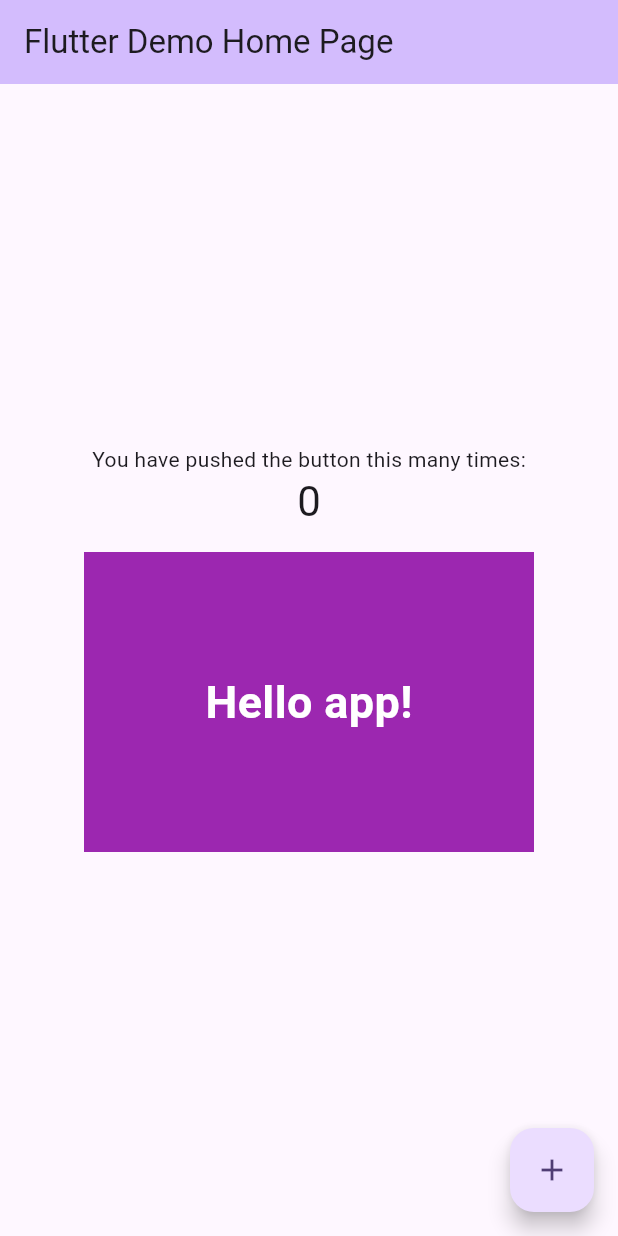
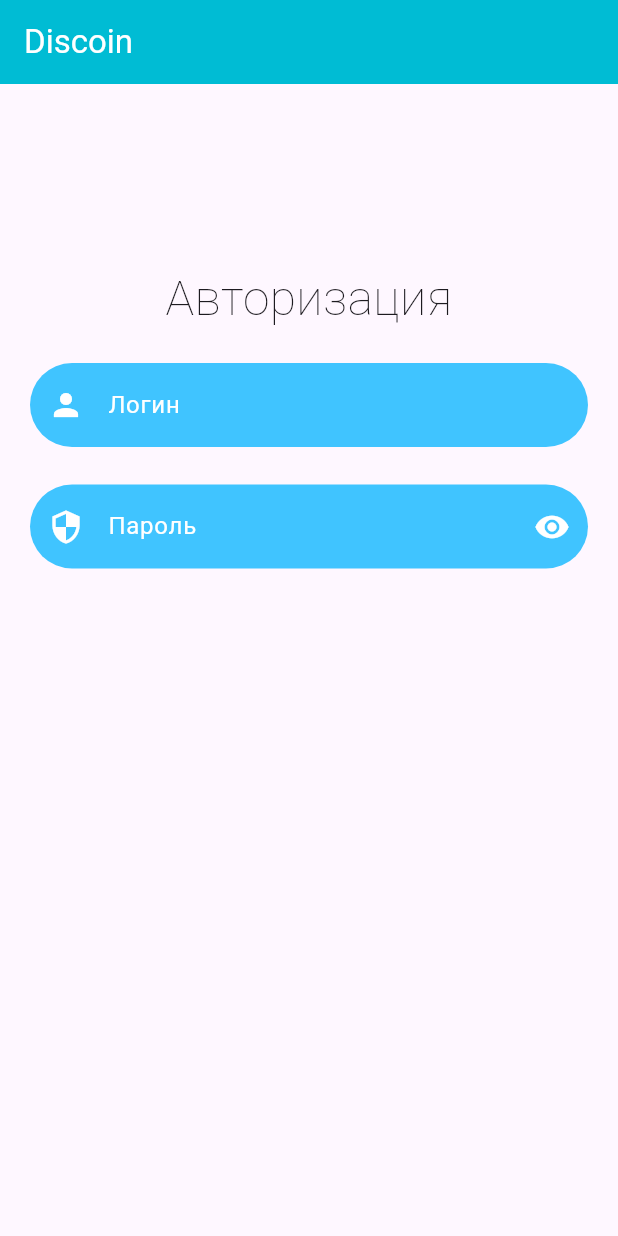
Before and after one commit to mixno373/Project-1grade, a Flutter app: the screen it shows after launch, on a phone screen of 412 x 824 dp. Run offline on Flutter 3.47's test engine with Material 3 defaults, Android fonts, the phone set to English and light mode, and no system bars; project files that could hold a hidden picture were left out.

Commit message:
Попытка создать окно авторизации

```diff
--- a/client/discoin/lib/main.dart
+++ b/client/discoin/lib/main.dart
@@ -3,143 +3,106 @@ import 'package:flutter/material.dart';
 void main() {
   runApp(const MyApp());
 }
-
 class MyApp extends StatelessWidget {
   const MyApp({super.key});
-
-  // This widget is the root of your application.
   @override
   Widget build(BuildContext context) {
-    return MaterialApp(
+    return const MaterialApp(
       debugShowCheckedModeBanner: false,
       title: 'Discoin',
-      theme: ThemeData(
-        // This is the theme of your application.
-        //
-        // TRY THIS: Try running your application with "flutter run". You'll see
-        // the application has a purple toolbar. Then, without quitting the app,
-        // try changing the seedColor in the colorScheme below to Colors.green
-        // and then invoke "hot reload" (save your changes or press the "hot
-        // reload" button in a Flutter-supported IDE, or press "r" if you used
-        // the command line to start the app).
-        //
-        // Notice that the counter didn't reset back to zero; the application
-        // state is not lost during the reload. To reset the state, use hot
-        // restart instead.
-        //
-        // This works for code too, not just values: Most code changes can be
-        // tested with just a hot reload.
-        colorScheme: ColorScheme.fromSeed(seedColor: Colors.deepPurple),
-        useMaterial3: true,
-      ),
-      home: const MyHomePage(title: 'Flutter Demo Home Page'),
+      home: LoginPage(),
     );
   }
 }
-
-class MyHomePage extends StatefulWidget {
-  const MyHomePage({super.key, required this.title});
-
-  // This widget is the home page of your application. It is stateful, meaning
-  // that it has a State object (defined below) that contains fields that affect
-  // how it looks.
-
-  // This class is the configuration for the state. It holds the values (in this
-  // case the title) provided by the parent (in this case the App widget) and
-  // used by the build method of the State. Fields in a Widget subclass are
-  // always marked "final".
-
-  final String title;
-
+class LoginPage extends StatefulWidget {
+  const LoginPage({Key? key}) : super(key: key);
   @override
-  State<MyHomePage> createState() => _MyHomePageState();
+  State<LoginPage> createState() => _LoginPageState();
 }
-
-class _MyHomePageState extends State<MyHomePage> {
-  int _counter = 0;
-
-  void _incrementCounter() {
-    setState(() {
-      // This call to setState tells the Flutter framework that something has
-      // changed in this State, which causes it to rerun the build method below
-      // so that the display can reflect the updated values. If we changed
-      // _counter without calling setState(), then the build method would not be
-      // called again, and so nothing would appear to happen.
-      _counter++;
-    });
-  }
+class _LoginPageState extends State<LoginPage> {
+  final TextEditingController _loginController = TextEditingController();
+  final TextEditingController _passwordController = TextEditingController();
+  final _formKey = GlobalKey<FormState>();
+  bool showPassword = false;
+  bool isLoading = false;
 
   @override
   Widget build(BuildContext context) {
-    // This method is rerun every time setState is called, for instance as done
-    // by the _incrementCounter method above.
-    //
-    // The Flutter framework has been optimized to make rerunning build methods
-    // fast, so that you can just rebuild anything that needs updating rather
-    // than having to individually change instances of widgets.
     return Scaffold(
-      appBar: AppBar(
-        // TRY THIS: Try changing the color here to a specific color (to
-        // Colors.amber, perhaps?) and trigger a hot reload to see the AppBar
-        // change color while the other colors stay the same.
-        backgroundColor: Theme.of(context).colorScheme.inversePrimary,
-        // Here we take the value from the MyHomePage object that was created by
-        // the App.build method, and use it to set our appbar title.
-        title: Text(widget.title),
-      ),
-      body: Center(
-        // Center is a layout widget. It takes a single child and positions it
-        // in the middle of the parent.
-        child: Column(
-          // Column is also a layout widget. It takes a list of children and
-          // arranges them vertically. By default, it sizes itself to fit its
-          // children horizontally, and tries to be as tall as its parent.
-          //
-          // Column has various properties to control how it sizes itself and
-          // how it positions its children. Here we use mainAxisAlignment to
-          // center the children vertically; the main axis here is the vertical
-          // axis because Columns are vertical (the cross axis would be
-          // horizontal).
-          //
-          // TRY THIS: Invoke "debug painting" (choose the "Toggle Debug Paint"
-          // action in the IDE, or press "p" in the console), to see the
-          // wireframe for each widget.
-          mainAxisAlignment: MainAxisAlignment.center,
-          children: <Widget>[
-            const Text(
-              'You have pushed the button this many times:',
-            ),
-            Text(
-              '$_counter',
-              style: Theme.of(context).textTheme.headlineMedium,
-            ),
-            container,
-          ],
+      appBar: AppBar(title: Text('Discoin', style: TextStyle(color: Colors.white),), backgroundColor: Colors.cyan,),
+      body: SingleChildScrollView(
+        child: Container(
+          padding: const EdgeInsets.symmetric(horizontal: 20, vertical: 40),
+          child: Column(
+              children: [
+                const SizedBox(height: 80),
+                const Align(
+                  alignment: Alignment.center,
+                  child: Text(
+                    'Авторизация',
+                    style: TextStyle(fontSize: 32, fontWeight: FontWeight.w200, fontFamily: 'Montserrat'),
+                  ),
+                ),
+
+                Form(
+                  key: _formKey,
+                  child: Column(children: [
+                    const SizedBox(height: 20),
+                    TextFormField(
+                      controller: _loginController,
+                      style: const TextStyle(color: Colors.white),
+                      decoration: InputDecoration(
+                          filled: true,
+                          hintText: 'Логин',
+                          hintStyle: const TextStyle(color: Colors.white),
+                          prefixIcon: const Icon(
+                            Icons.person,
+                            color: Colors.white,
+                          ),
+                          border: OutlineInputBorder(
+                            borderRadius: BorderRadius.circular(36.0),
+                            borderSide: BorderSide.none,
+                          ),
+                          fillColor: Colors.lightBlueAccent.shade200,
+                          focusColor: Colors.white),
+                    ),
+                    const SizedBox(height: 25),
+                    TextFormField(
+                      controller: _passwordController,
+                      obscureText: showPassword ? false : true,
+                      style: const TextStyle(color: Colors.white),
+                      decoration: InputDecoration(
+                          filled: true,
+                          hintText: 'Пароль',
+                          hintStyle: const TextStyle(color: Colors.white),
+                          prefixIcon: const Icon(
+                            Icons.security,
+                            color: Colors.white,
+                          ),
+                          suffixIcon: InkWell(
+                              onTap: () {
+                                setState(() {
+                                  showPassword = !showPassword;
+                                });
+                              },
+                              child: Icon(
+                                  showPassword
+                                      ? Icons.visibility_off
+                                      : Icons.remove_red_eye,
+                                  color: Colors.white)),
+                          border: OutlineInputBorder(
+                            borderRadius: BorderRadius.circular(36.0),
+                            borderSide: BorderSide.none,
+                          ),
+                          fillColor: Colors.lightBlueAccent.shade200,
+                          focusColor: Colors.white
+                      ),
+                    ),
+                  ]),
+                )
+              ]),
         ),
       ),
-      floatingActionButton: FloatingActionButton(
-        onPressed: _incrementCounter,
-        tooltip: 'Increment',
-        child: const Icon(Icons.add),
-      ), // This trailing comma makes auto-formatting nicer for build methods.
     );
   }
 }
-
-
-var container = Container(
-  color: Colors.purple,
-  width: 300.0,
-  height: 200.0,
-  margin: EdgeInsets.all(16.0),
-  child: Center(
-    child: Text(
-        'Hello app!',
-      style: TextStyle(
-          color: Colors.white,
-          fontSize: 30.0,
-          fontWeight: FontWeight.bold,
-      ),
-    ),
-  ),
-);
--- a/client/discoin/pubspec.yaml
+++ b/client/discoin/pubspec.yaml
@@ -74,7 +74,10 @@ flutter:
   # "family" key with the font family name, and a "fonts" key with a
   # list giving the asset and other descriptors for the font. For
   # example:
-  # fonts:
+  fonts:
+    - family: Montserrat
+      fonts:
+        - asset: fonts/montserrat.ttf
   #   - family: Schyler
   #     fonts:
   #       - asset: fonts/Schyler-Regular.ttf
```
Also changed, not shown: client/discoin/fonts/montserrat.ttf (added).
